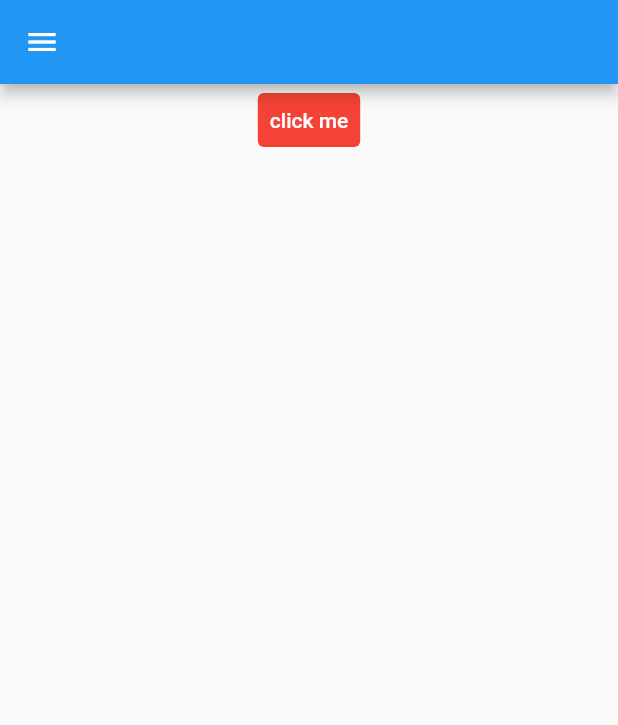
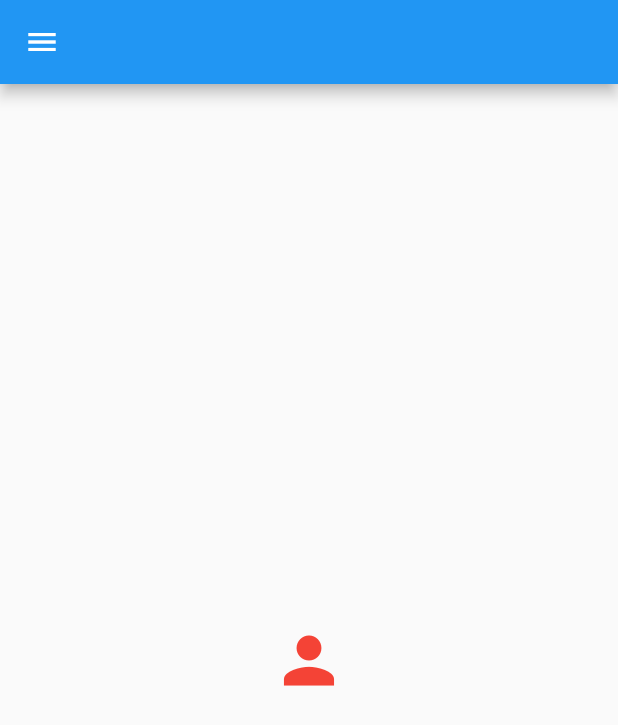
Before and after one commit to aboulmagdApp/flutter_startup, a Flutter app: the screen it shows after launch, on a phone screen of 412 x 824 dp. Shown: the top 725 px of the screen. Run offline on Flutter 3.47's test engine with Material 2 defaults, Android fonts, the light colour scheme and no system bars.

Commit message:
IconButton

```diff
--- a/lib/main.dart
+++ b/lib/main.dart
@@ -28,19 +28,18 @@ class Login extends StatelessWidget {
   @override
   Widget build(BuildContext context) {
     return Scaffold(
-        appBar: AppBar(),
-        drawer: Drawer(),
-        body: Column(
-          children: [
-            Center(
-              child: TextButton(
-                onPressed: () {},
-                child: Text('click me'),
-                style: TextButton.styleFrom(
-                    primary: Colors.white, backgroundColor: Colors.red),
-              ),
-            ),
-          ],
-        ));
+      appBar: AppBar(),
+      drawer: Drawer(),
+      body: Center(
+        child: IconButton(
+          iconSize: 50,
+          color: Colors.red,
+          onPressed: () {
+            print('aboulmagd');
+          },
+          icon: Icon(Icons.person),
+        ),
+      ),
+    );
   }
 }
```
